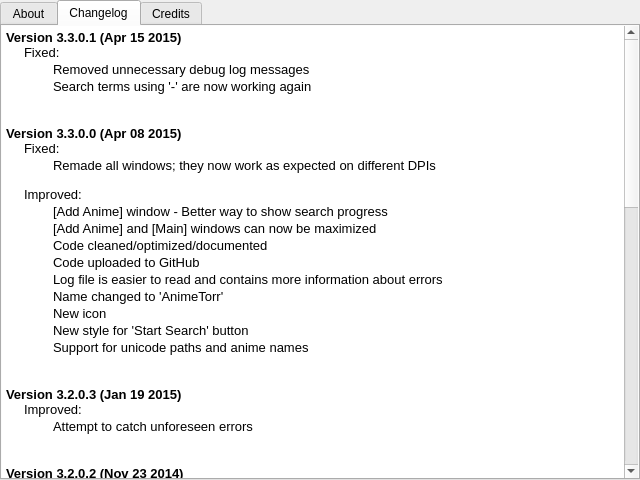
First picture: the form in qt/qt_about.ui, repository geosohh/AnimeTorr, before the edit.
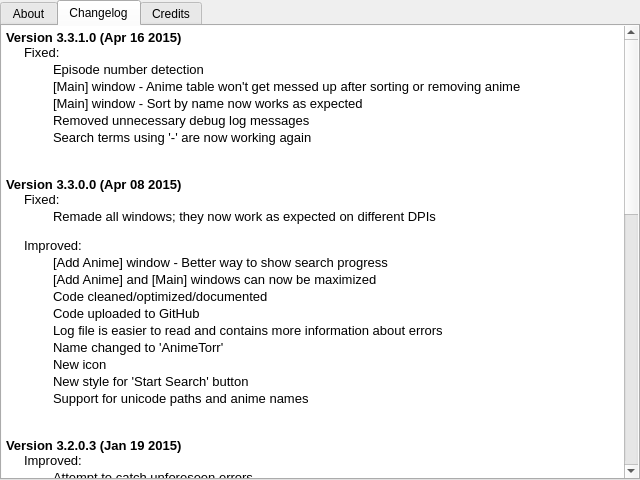
Second picture: the form after the edit. The open tabs and pages were chosen to show the change. Icons and pictures are not drawn.

Commit message: 3.3.1.0 - Fixed anime table

```diff
--- a/qt/qt_about.ui
+++ b/qt/qt_about.ui
@@ -178,13 +178,31 @@
 &lt;html&gt;&lt;head&gt;&lt;meta name=&quot;qrichtext&quot; content=&quot;1&quot; /&gt;&lt;style type=&quot;text/css&quot;&gt;
 p, li { white-space: pre-wrap; }
 &lt;/style&gt;&lt;/head&gt;&lt;body style=&quot; font-family:'MS Shell Dlg 2'; font-size:8.25pt; font-weight:400; font-style:normal;&quot;&gt;
-&lt;p style=&quot; margin-top:0px; margin-bottom:0px; margin-left:0px; margin-right:0px; -qt-block-indent:0; text-indent:0px;&quot;&gt;&lt;span style=&quot; font-size:10pt; font-weight:600;&quot;&gt;Version 3.3.0.1 (Apr 15 2015)&lt;/span&gt;&lt;span style=&quot; font-size:10pt;&quot;&gt;&lt;br /&gt;     Fixed:&lt;/span&gt;&lt;/p&gt;
+&lt;p style=&quot; margin-top:0px; margin-bottom:0px; margin-left:0px; margin-right:0px; -qt-block-indent:0; text-indent:0px;&quot;&gt;&lt;span style=&quot; font-size:10pt; font-weight:600;&quot;&gt;Version 3.3.1.0 (Apr 16 2015)&lt;/span&gt;&lt;span style=&quot; font-size:10pt;&quot;&gt;&lt;br /&gt;     Fixed:&lt;/span&gt;&lt;/p&gt;
 &lt;table border=&quot;0&quot; style=&quot; margin-top:0px; margin-bottom:0px; margin-left:0px; margin-right:0px;&quot; cellspacing=&quot;2&quot; cellpadding=&quot;0&quot;&gt;
 &lt;tr&gt;
 &lt;td&gt;&lt;/td&gt;
 &lt;td&gt;
 &lt;p style=&quot; margin-top:0px; margin-bottom:0px; margin-left:0px; margin-right:0px; -qt-block-indent:0; text-indent:0px;&quot;&gt;&lt;span style=&quot; font-size:10pt;&quot;&gt;          &lt;/span&gt;&lt;img src=&quot;:/images/images/dot.png&quot; /&gt;&lt;span style=&quot; font-size:10pt;&quot;&gt; &lt;/span&gt;&lt;/p&gt;&lt;/td&gt;
 &lt;td&gt;
+&lt;p style=&quot; margin-top:0px; margin-bottom:0px; margin-left:0px; margin-right:0px; -qt-block-indent:0; text-indent:0px;&quot;&gt;&lt;span style=&quot; font-size:10pt;&quot;&gt;Episode number detection&lt;/span&gt;&lt;/p&gt;&lt;/td&gt;&lt;/tr&gt;
+&lt;tr&gt;
+&lt;td&gt;&lt;/td&gt;
+&lt;td&gt;
+&lt;p style=&quot; margin-top:0px; margin-bottom:0px; margin-left:0px; margin-right:0px; -qt-block-indent:0; text-indent:0px;&quot;&gt;&lt;span style=&quot; font-size:10pt;&quot;&gt;          &lt;/span&gt;&lt;img src=&quot;:/images/images/dot.png&quot; /&gt;&lt;span style=&quot; font-size:10pt;&quot;&gt; &lt;/span&gt;&lt;/p&gt;&lt;/td&gt;
+&lt;td&gt;
+&lt;p style=&quot; margin-top:0px; margin-bottom:0px; margin-left:0px; margin-right:0px; -qt-block-indent:0; text-indent:0px;&quot;&gt;&lt;span style=&quot; font-size:10pt;&quot;&gt;[Main] window - Anime table won't get messed up after sorting or removing anime&lt;/span&gt;&lt;/p&gt;&lt;/td&gt;&lt;/tr&gt;
+&lt;tr&gt;
+&lt;td&gt;&lt;/td&gt;
+&lt;td&gt;
+&lt;p style=&quot; margin-top:0px; margin-bottom:0px; margin-left:0px; margin-right:0px; -qt-block-indent:0; text-indent:0px;&quot;&gt;&lt;span style=&quot; font-size:10pt;&quot;&gt;          &lt;/span&gt;&lt;img src=&quot;:/images/images/dot.png&quot; /&gt;&lt;span style=&quot; font-size:10pt;&quot;&gt; &lt;/span&gt;&lt;/p&gt;&lt;/td&gt;
+&lt;td&gt;
+&lt;p style=&quot; margin-top:0px; margin-bottom:0px; margin-left:0px; margin-right:0px; -qt-block-indent:0; text-indent:0px;&quot;&gt;&lt;span style=&quot; font-size:10pt;&quot;&gt;[Main] window - Sort by name now works as expected&lt;/span&gt;&lt;/p&gt;&lt;/td&gt;&lt;/tr&gt;
+&lt;tr&gt;
+&lt;td&gt;&lt;/td&gt;
+&lt;td&gt;
+&lt;p style=&quot; margin-top:0px; margin-bottom:0px; margin-left:0px; margin-right:0px; -qt-block-indent:0; text-indent:0px;&quot;&gt;&lt;span style=&quot; font-size:10pt;&quot;&gt;          &lt;/span&gt;&lt;img src=&quot;:/images/images/dot.png&quot; /&gt;&lt;span style=&quot; font-size:10pt;&quot;&gt; &lt;/span&gt;&lt;/p&gt;&lt;/td&gt;
+&lt;td&gt;
 &lt;p style=&quot; margin-top:0px; margin-bottom:0px; margin-left:0px; margin-right:0px; -qt-block-indent:0; text-indent:0px;&quot;&gt;&lt;span style=&quot; font-size:10pt;&quot;&gt;Removed unnecessary debug log messages&lt;/span&gt;&lt;/p&gt;&lt;/td&gt;&lt;/tr&gt;
 &lt;tr&gt;
 &lt;td&gt;&lt;/td&gt;
```
Left out of the diff: 2 changed lines with no effect on the pictures. The commit also changes 11 other files.
